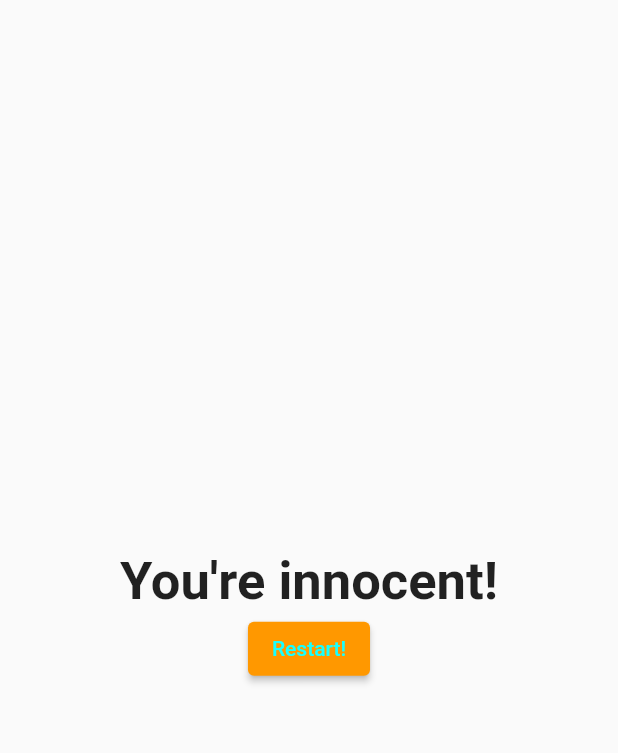
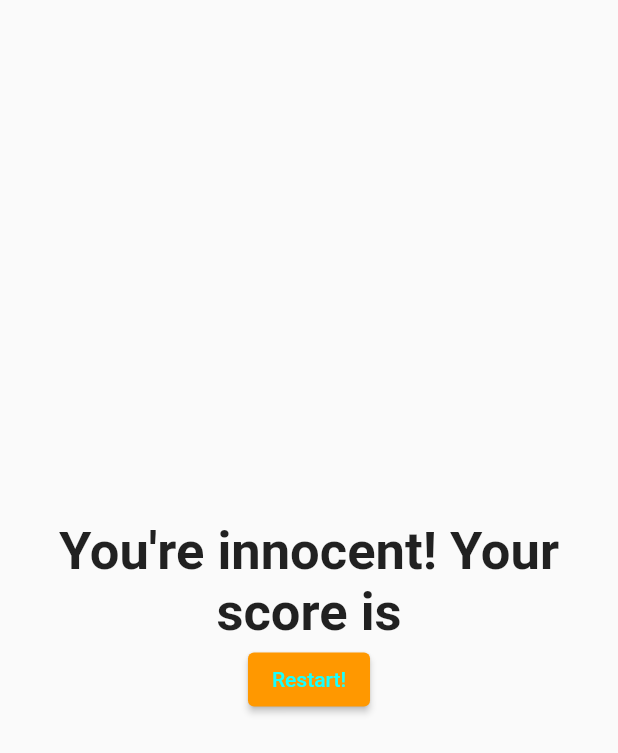
Before and after one commit to nihalmorshed/QuizApp-Preliminary, a Flutter app: what result() shows on an empty page, opened directly with empty values, on a phone screen of 412 x 824 dp. Shown: the top 753 px of the screen. Run offline on Flutter 3.47's test engine with Material 2 defaults, Android fonts, the phone set to English and light mode, and no system bars; our stand-ins replace firebase_auth, firebase_core; missing offline and left inert: dart:ffi; accounts and stored records are empty.

Commit message:
17 April 2022 1827

```diff
--- /dev/null
+++ b/lib/errorlogin.dart
@@ -0,0 +1,22 @@
+import 'package:flutter/material.dart';
+
+class error extends StatelessWidget {
+  const error({Key? key}) : super(key: key);
+
+  @override
+  Widget build(BuildContext context) {
+    return MaterialApp(
+      home: Center(
+        child: Scaffold(
+          body: Center(
+            child: Text(
+              'Log-in Failed!!',
+              style: TextStyle(fontSize: 35, fontWeight: FontWeight.bold),
+              textAlign: TextAlign.center,
+            ),
+          ),
+        ),
+      ),
+    );
+  }
+}
--- a/lib/result.dart
+++ b/lib/result.dart
@@ -8,13 +8,13 @@ class result extends StatelessWidget {
   String get resultphrase {
     String txt;
     if (totalScore <= 8)
-      txt = "You\'re innocent!";
+      txt = "You\'re innocent! Your score is";
     else if (totalScore <= 12)
-      txt = "Pretty Likable";
+      txt = "Pretty Likable! Your score is";
     else if (totalScore <= 16)
-      txt = "You\'re...strange!!";
+      txt = "You\'re...strange!! Your score is";
     else
-      txt = "You\'re so bad!!";
+      txt = "You\'re so bad!! Your score is";
 
     return txt;
   }
```
Also changed, not shown: lib/home.dart (added, +68 -0 lines), lib/login.dart (+18 -5 lines).
